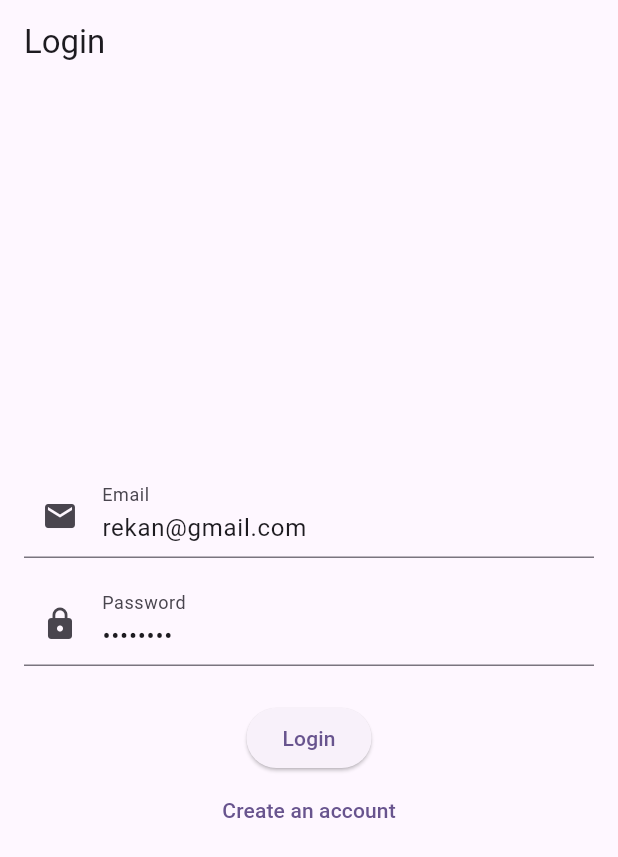
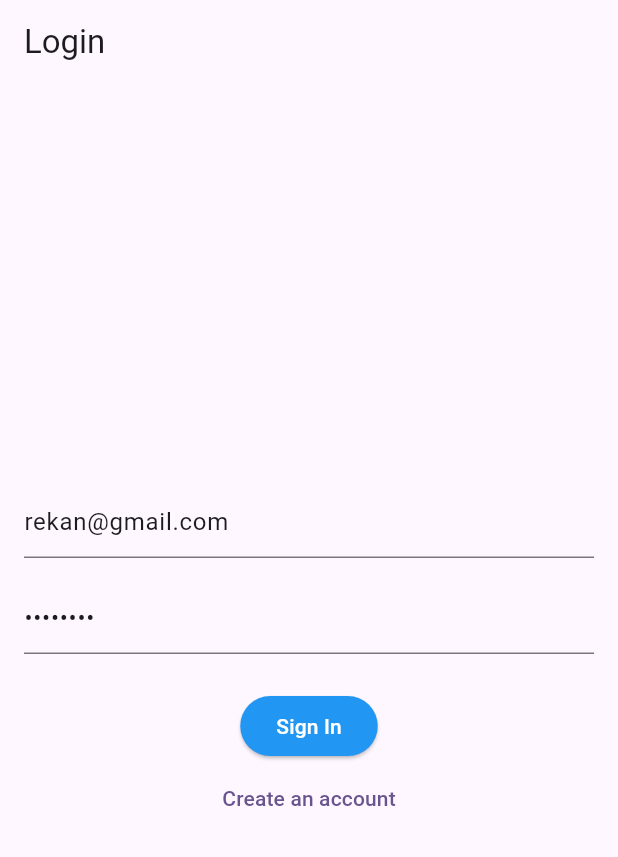
Before and after one commit to RekanAnwar/tic_tac_toc_game, a Flutter app: the screen it shows after launch, on a phone screen of 412 x 824 dp. Shown: the top 857 px of the screen. Run offline on Flutter 3.47's test engine with Material 3 defaults, Android fonts, the phone set to English and light mode, and no system bars; our stand-ins replace cloud_firestore, equatable, firebase_auth, firebase_core, flutter_riverpod; accounts and stored records are empty.

Commit message:
some changes to login design

```diff
--- a/lib/views/auth/login_page.dart
+++ b/lib/views/auth/login_page.dart
@@ -70,8 +70,7 @@ class _LoginPageState extends ConsumerState<LoginPage> {
               TextFormField(
                 controller: _emailController,
                 decoration: const InputDecoration(
-                  labelText: 'Email',
-                  prefixIcon: Icon(Icons.email),
+                  hintText: 'Email',
                 ),
                 keyboardType: TextInputType.emailAddress,
                 validator: (value) {
@@ -89,8 +88,7 @@ class _LoginPageState extends ConsumerState<LoginPage> {
               TextFormField(
                 controller: _passwordController,
                 decoration: const InputDecoration(
-                  labelText: 'Password',
-                  prefixIcon: Icon(Icons.lock),
+                  hintText: 'Password',
                 ),
                 obscureText: true,
                 validator: (value) {
@@ -103,7 +101,12 @@ class _LoginPageState extends ConsumerState<LoginPage> {
               const SizedBox(height: 24),
               ElevatedButton(
                 onPressed: _login,
-                child: const Text('Login'),
+                child: const Text('Sign In',style: TextStyle(color: Colors.white)),
+                style: ElevatedButton.styleFrom(
+                  backgroundColor: Colors.blue,
+
+                ),
+
               ),
               TextButton(
                 onPressed: () => Navigator.pushNamed(context, '/signup'),
```
